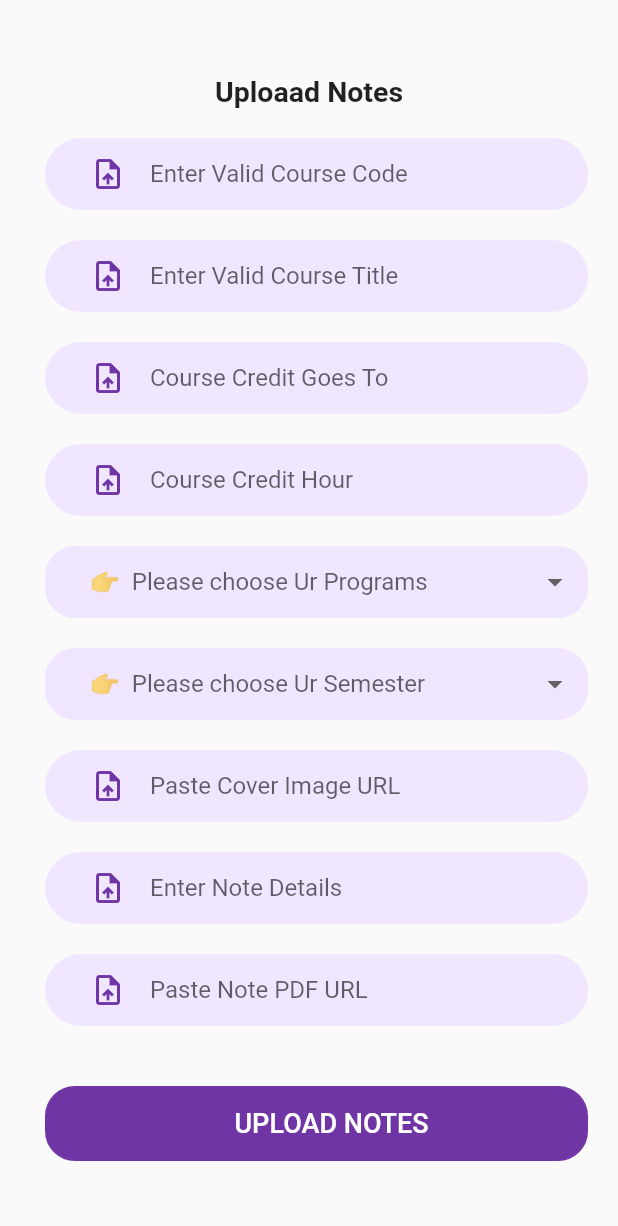
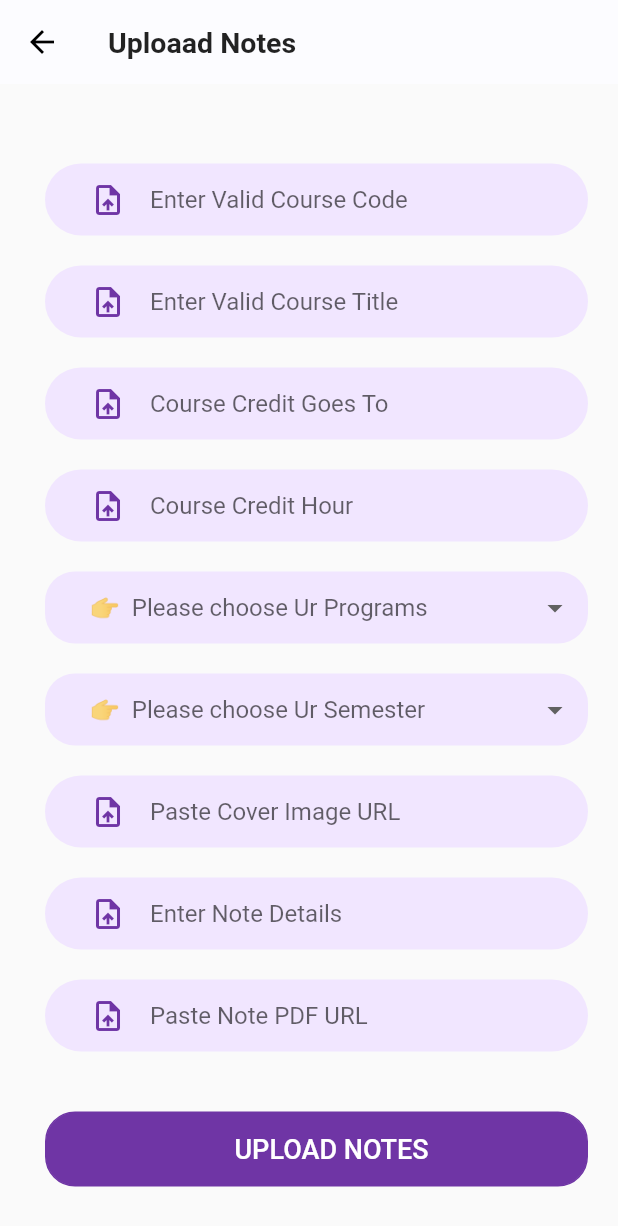
Before and after one commit to Sjdpk/Adda-Engineering-Safar, a Flutter app: the UploadNotes screen opened directly, on a phone screen of 412 x 824 dp. Shown: the top 1226 px of the screen. Run offline on Flutter 3.47's test engine with Material 2 defaults, Android fonts, the light colour scheme and no system bars; our stand-ins replace cloud_firestore, firebase_auth, firebase_core, flutter_svg, google_nav_bar, line_icons; missing offline and left inert: syncfusion_flutter_pdfviewer; accounts and stored records are empty.

Commit message:
sucessfully Created Admin Note Upload Section

```diff
--- a/lib/Admin/upload_note.dart
+++ b/lib/Admin/upload_note.dart
@@ -1,7 +1,6 @@
-import 'package:adda/Authentication/upload_download_notes.dart';
 import 'package:adda/components/constants.dart';
+import 'package:cloud_firestore/cloud_firestore.dart';
 import 'package:flutter/material.dart';
-import 'package:provider/provider.dart';
 
 class UploadNotes extends StatefulWidget {
   @override
@@ -45,8 +44,11 @@ class _UploadNotesState extends State<UploadNotes> {
 
   @override
   Widget build(BuildContext context) {
-    return SafeArea(
-      child: Scaffold(
+    return Scaffold(
+      appBar: AppBar(
+        elevation: 0.0,
+        title: _showTitle(),
+      ),
       body: Container(
         padding: EdgeInsets.symmetric(horizontal: 20),
         child: Center(
@@ -55,29 +57,21 @@ class _UploadNotesState extends State<UploadNotes> {
               key: _formKey,
               child: Column(
                 children: [
-                    _showTitle(),
-                    _buildtextField(_noteId, "Course Code is too short.",
-                        "Enter Valid Course Code", 6),
-                    _buildtextField(_noteTitle, "Course Title is too short.",
-                        "Enter Valid Course Title", 6),
-                    _buildtextField(
-                        _noteCredit,
-                        "Invalid Course Provider Name.",
-                        "Course Credit Goes To",
-                        6),
-                    _buildtextField(_creditHour, "Invalid Course Credit Hour.",
-                        "Course Credit Hour", 1),
+                  _buildUidField(),
+                  _buildTitleField(),
+                  _buildCreditGoesToField("Invalid Course Provider Name.",
+                      "Course Credit Goes To", 6),
+                  _buildCreditHoursField(
+                      "Invalid Course Credit Hour.", "Course Credit Hour", 1),
                   _showProgramInput(),
                   _showSemesterInput(),
-                    _buildtextField(_coverImage, "Not Valid Url ",
-                        "Paste Cover Image URL ", 8),
-                    _buildtextField(_noteDetails, "Too Short Details ",
-                        "Enter Note Details", 12),
-                    _buildtextField(
-                        _noteUrl, "Not Valid Url ", "Paste Note PDF URL ", 6),
+                  _buildCoverImageField(
+                      "Not Valid Url ", "Paste Cover Image URL ", 8),
+                  _buildDetailsField(
+                      "Too Short Details ", "Enter Note Details", 12),
+                  _buildURLField("Not Valid Url ", "Paste Note PDF URL ", 6),
                   _showFormActions(),
                 ],
-                ),
               ),
             ),
           ),
@@ -97,8 +91,8 @@ class _UploadNotesState extends State<UploadNotes> {
     );
   }
 
-//2
-  _buildtextField(String onSavedvalue, errorMsg, hitTextMsg, int lengthLimit) {
+//UID
+  _buildUidField() {
     return Container(
       width: double.infinity,
       margin: EdgeInsets.only(top: 20, left: 10),
@@ -109,7 +103,85 @@ class _UploadNotesState extends State<UploadNotes> {
       ),
       child: TextFormField(
         cursorColor: Constant.kPrimaryColor,
-        onSaved: (val) => onSavedvalue = val,
+        onSaved: (val) => _noteId = val,
+        validator: (val) => val.length < 6 ? "Course Code is too short." : null,
+        decoration: InputDecoration(
+          hintText: "Enter Valid Course Code",
+          icon: Icon(
+            Icons.upload_file,
+            color: Constant.kPrimaryColor,
+          ),
+          border: InputBorder.none,
+        ),
+      ),
+    );
+  }
+
+// Title Field
+  _buildTitleField() {
+    return Container(
+      width: double.infinity,
+      margin: EdgeInsets.only(top: 20, left: 10),
+      padding: EdgeInsets.only(left: 30, right: 10),
+      decoration: BoxDecoration(
+        color: Constant.kPrimaryLightColor,
+        borderRadius: BorderRadius.circular(29),
+      ),
+      child: TextFormField(
+        cursorColor: Constant.kPrimaryColor,
+        onSaved: (val) => _noteTitle = val,
+        validator: (val) =>
+            val.length < 6 ? "Course Title is too short." : null,
+        decoration: InputDecoration(
+          hintText: "Enter Valid Course Title",
+          icon: Icon(
+            Icons.upload_file,
+            color: Constant.kPrimaryColor,
+          ),
+          border: InputBorder.none,
+        ),
+      ),
+    );
+  }
+
+// Course Credit Goes To
+  _buildCreditGoesToField(String errorMsg, hitTextMsg, int lengthLimit) {
+    return Container(
+      width: double.infinity,
+      margin: EdgeInsets.only(top: 20, left: 10),
+      padding: EdgeInsets.only(left: 30, right: 10),
+      decoration: BoxDecoration(
+        color: Constant.kPrimaryLightColor,
+        borderRadius: BorderRadius.circular(29),
+      ),
+      child: TextFormField(
+        cursorColor: Constant.kPrimaryColor,
+        onSaved: (val) => _creditHour = val,
+        validator: (val) => val.length < lengthLimit ? errorMsg : null,
+        decoration: InputDecoration(
+          hintText: hitTextMsg,
+          icon: Icon(
+            Icons.upload_file,
+            color: Constant.kPrimaryColor,
+          ),
+          border: InputBorder.none,
+        ),
+      ),
+    );
+  }
+
+  _buildCreditHoursField(String errorMsg, hitTextMsg, int lengthLimit) {
+    return Container(
+      width: double.infinity,
+      margin: EdgeInsets.only(top: 20, left: 10),
+      padding: EdgeInsets.only(left: 30, right: 10),
+      decoration: BoxDecoration(
+        color: Constant.kPrimaryLightColor,
+        borderRadius: BorderRadius.circular(29),
+      ),
+      child: TextFormField(
+        cursorColor: Constant.kPrimaryColor,
+        onSaved: (val) => _noteCredit = val,
         validator: (val) => val.length < lengthLimit ? errorMsg : null,
         decoration: InputDecoration(
           hintText: hitTextMsg,
@@ -184,9 +256,83 @@ class _UploadNotesState extends State<UploadNotes> {
     );
   }
 
-//
+//COurse Cover Image
+  _buildCoverImageField(String errorMsg, hitTextMsg, int lengthLimit) {
+    return Container(
+      width: double.infinity,
+      margin: EdgeInsets.only(top: 20, left: 10),
+      padding: EdgeInsets.only(left: 30, right: 10),
+      decoration: BoxDecoration(
+        color: Constant.kPrimaryLightColor,
+        borderRadius: BorderRadius.circular(29),
+      ),
+      child: TextFormField(
+        cursorColor: Constant.kPrimaryColor,
+        onSaved: (val) => _coverImage = val,
+        validator: (val) => val.length < lengthLimit ? errorMsg : null,
+        decoration: InputDecoration(
+          hintText: hitTextMsg,
+          icon: Icon(
+            Icons.upload_file,
+            color: Constant.kPrimaryColor,
+          ),
+          border: InputBorder.none,
+        ),
+      ),
+    );
+  }
 
-//4
+//COurse Details
+  _buildDetailsField(String errorMsg, hitTextMsg, int lengthLimit) {
+    return Container(
+      width: double.infinity,
+      margin: EdgeInsets.only(top: 20, left: 10),
+      padding: EdgeInsets.only(left: 30, right: 10),
+      decoration: BoxDecoration(
+        color: Constant.kPrimaryLightColor,
+        borderRadius: BorderRadius.circular(29),
+      ),
+      child: TextFormField(
+        cursorColor: Constant.kPrimaryColor,
+        onSaved: (val) => _noteDetails = val,
+        validator: (val) => val.length < lengthLimit ? errorMsg : null,
+        decoration: InputDecoration(
+          hintText: hitTextMsg,
+          icon: Icon(
+            Icons.upload_file,
+            color: Constant.kPrimaryColor,
+          ),
+          border: InputBorder.none,
+        ),
+      ),
+    );
+  }
+
+//COurse PDF URL
+  _buildURLField(String errorMsg, hitTextMsg, int lengthLimit) {
+    return Container(
+      width: double.infinity,
+      margin: EdgeInsets.only(top: 20, left: 10),
+      padding: EdgeInsets.only(left: 30, right: 10),
+      decoration: BoxDecoration(
+        color: Constant.kPrimaryLightColor,
+        borderRadius: BorderRadius.circular(29),
+      ),
+      child: TextFormField(
+        cursorColor: Constant.kPrimaryColor,
+        onSaved: (val) => _noteUrl = val,
+        validator: (val) => val.length < lengthLimit ? errorMsg : null,
+        decoration: InputDecoration(
+          hintText: hitTextMsg,
+          icon: Icon(
+            Icons.upload_file,
+            color: Constant.kPrimaryColor,
+          ),
+          border: InputBorder.none,
+        ),
+      ),
+    );
+  }
 
 //5
   _showFormActions() {
@@ -218,7 +364,8 @@ class _UploadNotesState extends State<UploadNotes> {
                     shape: RoundedRectangleBorder(
                         borderRadius: BorderRadius.all(Radius.circular(10))),
                     color: Constant.kPrimaryColor,
-                      onPressed: _submit),
+                    onPressed: _submit,
+                  ),
                 ),
         ],
       ),
@@ -246,16 +393,28 @@ class _UploadNotesState extends State<UploadNotes> {
   }
 
   createNoteInFirestore() async {
-    context.read<UploadDownloadNotes>().addNoteToDB(
-          noteId: _noteId,
-          noteTitle: _noteTitle,
-          noteCredit: _noteCredit,
-          creditHour: _creditHour,
-          noteProgram: _selectedProgram,
-          noteSemester: _selectedSemester,
-          coverImage: _coverImage,
-          noteDetails: _noteDetails,
-          noteUrl: _noteUrl,
+    FirebaseFirestore.instance
+        .collection('noteDetails')
+        .doc(_selectedProgram)
+        .collection(_selectedSemester)
+        .doc(_noteId)
+        .set({
+      "noteId": _noteId,
+      "noteTitle": _noteTitle,
+      "noteCredit": _noteCredit,
+      "creditHour": _creditHour,
+      "noteProgram": _selectedProgram,
+      "noteSemester": _selectedSemester,
+      "coverImage": _coverImage,
+      "noteDetails": _noteDetails,
+      "noteUrl": _noteUrl,
+    }).then(
+      (value) => setState(
+        () {
+          _isSubmitting = false;
+          return 'Notes Uploaded Sucessfully';
+        },
+      ),
     );
   }
 }
--- a/lib/Screens/main_page.dart
+++ b/lib/Screens/main_page.dart
@@ -1,3 +1,4 @@
+import 'package:adda/Admin/upload_note.dart';
 import 'package:adda/Authentication/authentication_service.dart';
 import 'package:adda/Screens/Explore/explore_notes.dart';
 import 'package:adda/Screens/Favourite/favourite_notes.dart';
@@ -26,6 +27,23 @@ class _MainPageState extends State<MainPage> {
   Widget build(BuildContext context) {
     final size = MediaQuery.of(context).size;
     return Scaffold(
+      drawer: Drawer(
+        child: SafeArea(
+          child: ListTile(
+            onTap: () {
+              Navigator.push(
+                context,
+                MaterialPageRoute(
+                  builder: (context) {
+                    return UploadNotes();
+                  },
+                ),
+              );
+            },
+            title: Text('Upload Notes'),
+          ),
+        ),
+      ),
       // backgroundColor: Colors.white,
       appBar: AppBar(
         backgroundColor: Constant.kPrimaryColor,
--- a/lib/main.dart
+++ b/lib/main.dart
@@ -11,7 +11,9 @@ import 'Screens/Home/auth_screen_view.dart';
 Future<void> main() async {
   WidgetsFlutterBinding.ensureInitialized();
   await Firebase.initializeApp();
-  runApp(MyApp());
+  runApp(
+    MyApp(),
+  );
 }
 
 class MyApp extends StatelessWidget {
```
Lines whose indentation alone changed are shown as unchanged.
